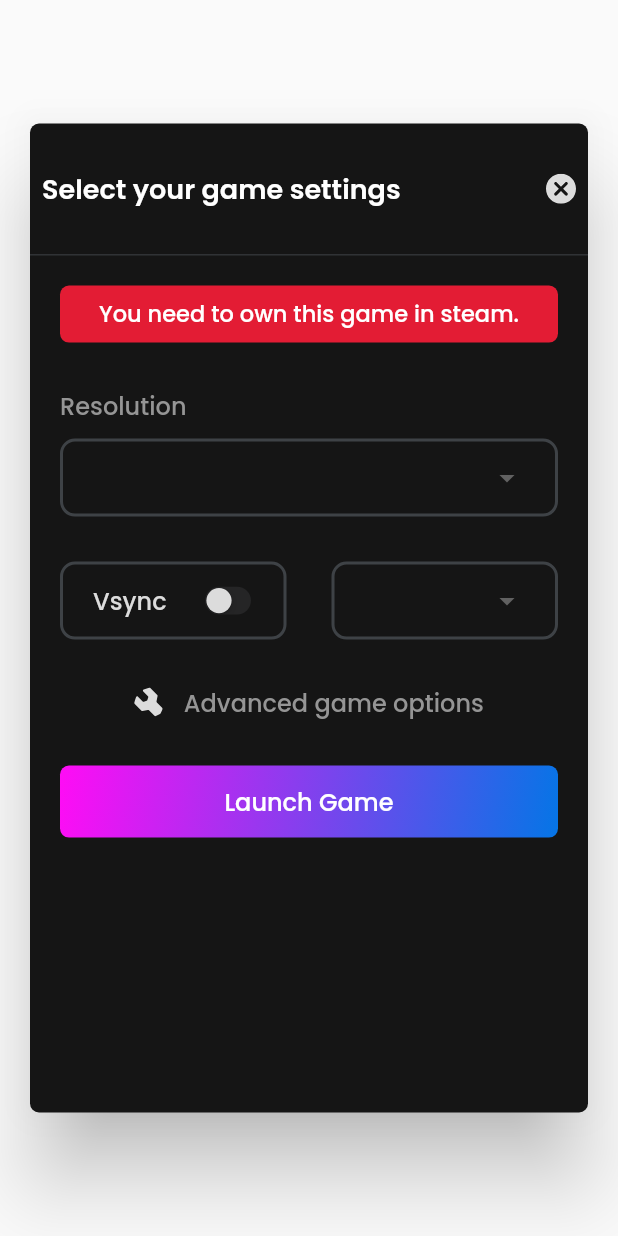
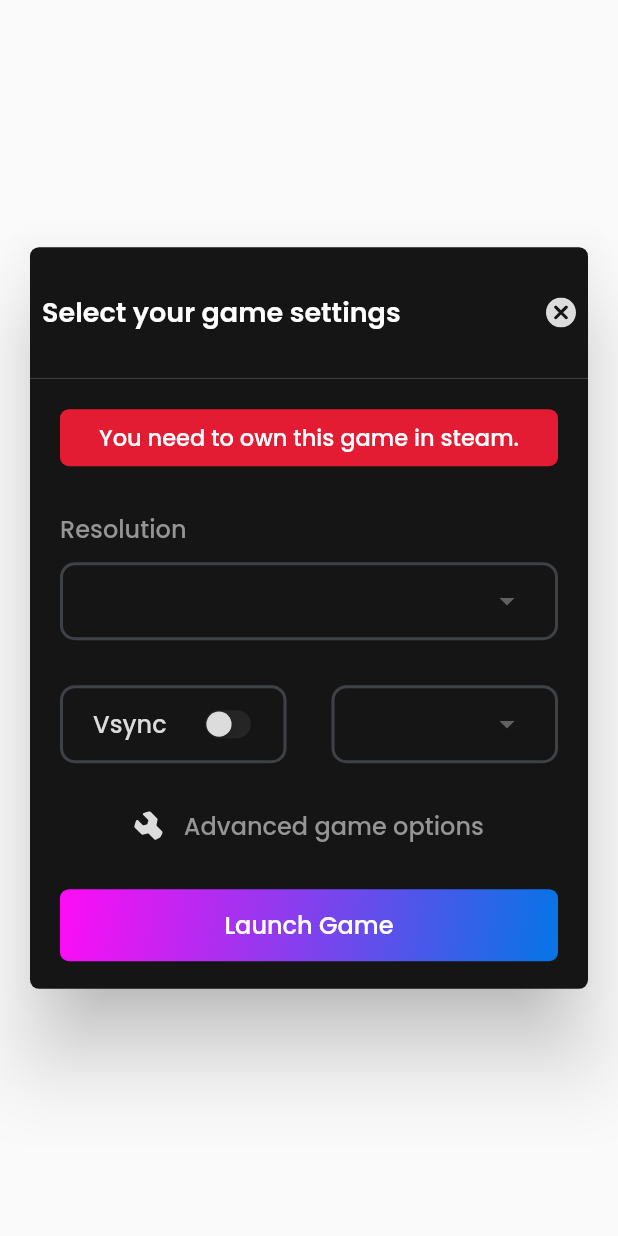
Before and after one commit to OnePlay-Internet/oneplay-flutter-gui, a Flutter app: what gameSettingPopup() shows on an empty page, opened directly with empty values, on a phone screen of 412 x 824 dp. Run offline on Flutter 3.47's test engine with Material 2 defaults, Android fonts, the phone set to English and light mode, and no system bars; our stand-ins replace cached_network_image, carousel_slider, dio, flutter_mobx, flutter_modular, flutter_svg and 6 more; accounts and stored records are empty; generated files the repository leaves out were written again.

Commit message:
fix heihgt pop game setting

```diff
--- a/lib/app/pages/game/popup_game_setting.dart
+++ b/lib/app/pages/game/popup_game_setting.dart
@@ -20,13 +20,15 @@ Widget gameSettingPopup(
       backgroundColor: mainColor,
       contentPadding: EdgeInsets.zero,
       insetPadding: const EdgeInsets.symmetric(horizontal: 20),
-      content: SizedBox(
-        height: MediaQuery.of(context).size.height * 0.8,
+      content: Expanded(
+        child: SizedBox(
+          height: MediaQuery.of(context).size.height * 0.6,
           width: MediaQuery.of(context).size.width,
           child: Column(
             children: [
               Padding(
-              padding: const EdgeInsets.symmetric(vertical: 30, horizontal: 8),
+                padding:
+                    const EdgeInsets.symmetric(vertical: 30, horizontal: 8),
                 child: Row(
                   mainAxisAlignment: MainAxisAlignment.spaceBetween,
                   crossAxisAlignment: CrossAxisAlignment.center,
@@ -107,7 +109,8 @@ Widget gameSettingPopup(
                           children: [
                             Text(
                               'Vsync',
-                            style: tinyStyle.copyWith(color: textPrimaryColor),
+                              style:
+                                  tinyStyle.copyWith(color: textPrimaryColor),
                             ),
                             StatefulBuilder(
                               builder: (_, setState) => SizedBox(
@@ -137,7 +140,8 @@ Widget gameSettingPopup(
                         height: 52,
                         decoration: BoxDecoration(
                             borderRadius: BorderRadius.circular(10),
-                          border: Border.all(color: basicLineColor, width: 2)),
+                            border:
+                                Border.all(color: basicLineColor, width: 2)),
                         child: dropdownMenu(PlayConstants.FPS, gameSetting.fps),
                       ),
                     ),
@@ -163,7 +167,8 @@ Widget gameSettingPopup(
                           const SizedBox(width: 14),
                           Text(
                             'Advanced game options',
-                          style: tinyStyle.copyWith(color: textSecondaryColor),
+                            style:
+                                tinyStyle.copyWith(color: textSecondaryColor),
                           )
                         ]),
                   ),
@@ -171,6 +176,7 @@ Widget gameSettingPopup(
               }),
               btnLaunchGame(context, launchGame)
             ],
+          ),
         ),
       ));
 }
```
Lines whose indentation alone changed are shown as unchanged.
